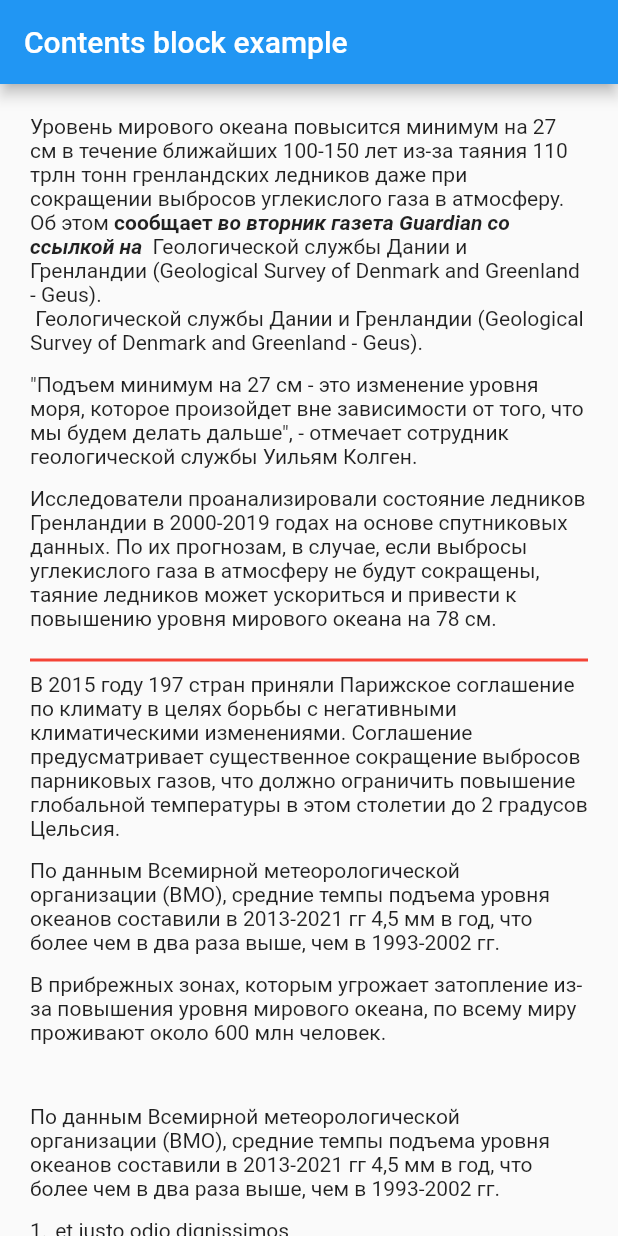
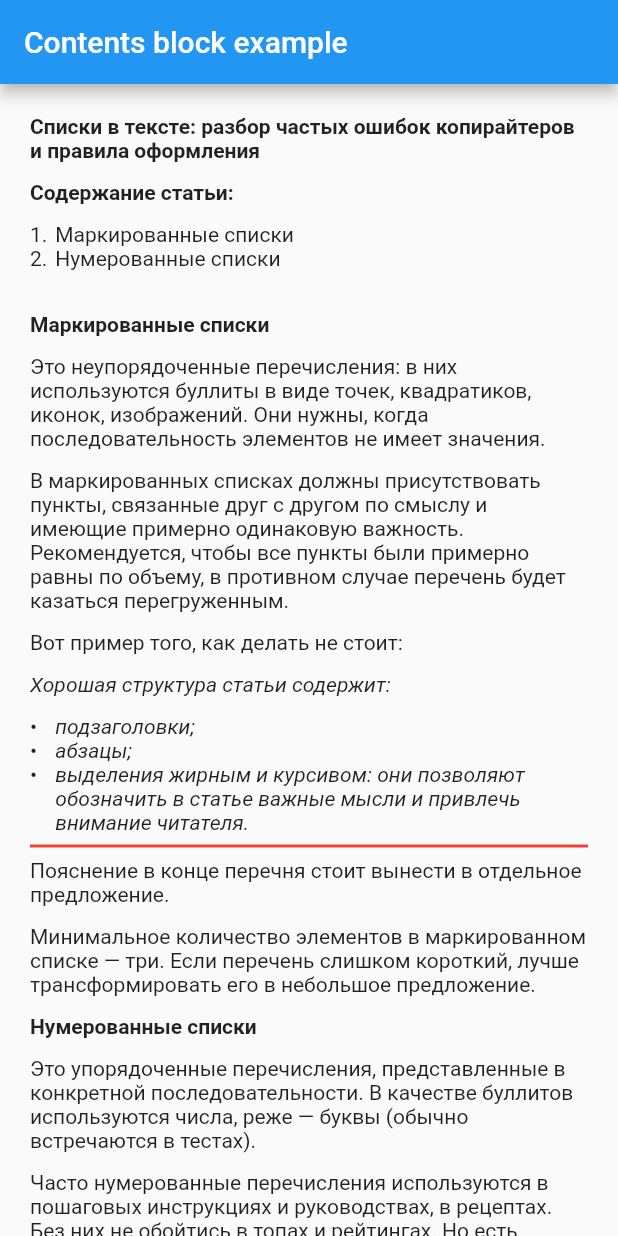
Before and after one commit to hoxa-k/flutter_content_block_parser, a Flutter app: the screen it shows after launch, on a phone screen of 412 x 824 dp. Run offline on Flutter 3.47's test engine with Material 2 defaults, Android fonts, the phone set to English and light mode, and no system bars; our stand-ins replace get_it.

Commit message:
change example

```diff
--- a/example/lib/init_ioc.dart
+++ b/example/lib/init_ioc.dart
@@ -11,50 +11,50 @@ import 'package:flutter/material.dart';
 import 'models/text.dart';
 
 void initContentBlockWidgets() {
-  WidgetCreatorVisitor.registerBlocWidget(
+  WidgetCreatorVisitor.registerBlockWidget(
     'default',
     (p0, p1) => DefaultWidget(p0),
   );
-  WidgetCreatorVisitor.registerBlocWidget(
+  WidgetCreatorVisitor.registerBlockWidget(
     'text',
     (p0, p1) => TextBlockWidget.generateTextBlock(
         TextBlock.fromContentBlock(p0 as ContentBlock)),
   );
-  WidgetCreatorVisitor.registerBlocWidget(
+  WidgetCreatorVisitor.registerBlockWidget(
     'hard_break',
     (p0, p1) => TextBlockWidget.generateHardBreak(p0),
   );
-  WidgetCreatorVisitor.registerBlocWidget(
+  WidgetCreatorVisitor.registerBlockWidget(
     'paragraph',
     (p0, p1) => ParagraphWidget(p0 as BlockContainer, children: p1 ?? []),
   );
-  WidgetCreatorVisitor.registerBlocWidget(
+  WidgetCreatorVisitor.registerBlockWidget(
     'ordered_list',
     (p0, p1) => ListWidget(p0 as BlockContainer, children: p1 ?? []),
   );
-  WidgetCreatorVisitor.registerBlocWidget(
+  WidgetCreatorVisitor.registerBlockWidget(
     'ordered_list / list_item',
     (p0, p1) => ListItemWidget.ordered(
       ListItemBlock.fromContentBlock(p0),
       children: p1 ?? [],
     ),
   );
-  WidgetCreatorVisitor.registerBlocWidget(
+  WidgetCreatorVisitor.registerBlockWidget(
     'list_item',
     (p0, p1) => ListItemWidget.unordered(
       ListItemBlock.fromContentBlock(p0),
       children: p1 ?? [],
     ),
   );
-  WidgetCreatorVisitor.registerBlocWidget(
+  WidgetCreatorVisitor.registerBlockWidget(
     'unordered_list',
     (p0, p1) => ListWidget(p0 as BlockContainer, children: p1 ?? []),
   );
-  WidgetCreatorVisitor.registerBlocWidget(
+  WidgetCreatorVisitor.registerBlockWidget(
     'main_container',
     (p0, p1) => DocumentWidget(p0 as BlockContainer, children: p1 ?? []),
   );
-  WidgetCreatorVisitor.registerBlocWidget(
+  WidgetCreatorVisitor.registerBlockWidget(
     'hr',
         (p0, p1) => const Divider(color: Colors.red, thickness: 2),
   );
--- a/example/lib/main.dart
+++ b/example/lib/main.dart
@@ -49,341 +49,312 @@ const jsonContentBlocks = {
   "id": "f67f866c-8ec9-4856-975d-149e67e4jkll",
   "items": [
     {
-      "id": "f67f866c-8ec9-4856-975d-149e67e406bf",
       "type": "paragraph",
-      "parameters": {},
+      "id": "68cf45a1-3da0-11ee-86bd-e13524611d7b",
       "items": [
         {
-          "id": "423f8b27-b405-49c7-acf1-a4237bcc53ef",
           "type": "text",
-          "parameters": {},
-          "text":
-              "Уровень мирового океана повысится минимум на 27 см в течение ближайших 100-150 лет из-за таяния 110 трлн тонн гренландских ледников даже при сокращении выбросов углекислого газа в атмосферу. Об этом "
-        },
-        {
-          "id": "0284c87e-950b-48a6-b14d-492e6879aec8",
-          "type": "text",
+          "text": "Списки в тексте: разбор частых ошибок копирайтеров и правила оформления",
+          "id": "68cf45a2-3da0-11ee-86bd-e13524611d7b",
           "parameters": {
-            "formattingStyles": ["b"],
-          },
-          "is_external": true,
-          "text": "сообщает",
-          "url":
-              "https://www.theguardian.com/environment/2022/aug/29/major-sea-level-rise-caused-by-melting-of-greenland-ice-cap-is-now-inevitable-27cm-climate"
-        },
-        {
-          "id": "46beed97-31ad-42d9-8771-9ff2bc464aa0",
-          "type": "text",
-          "parameters": {
-            "formattingStyles": ["i", "b"],
-          },
-          "text": " во вторник газета Guardian со ссылкой на "
-        },
-        {
-          "id": "b24e93d8-6eb7-4338-bbb9-4fda6741bada",
-          "type": "link",
-          "parameters": {},
-          "is_external": true,
-          "text": "исследование",
-          "url": "https://www.nature.com/articles/s41558-022-01441-2"
-        },
-        {
-          "id": "71fd6de8-fa1a-4e37-b736-e68d6d4bfd23",
-          "type": "text",
-          "parameters": {},
-          "text":
-              " Геологической службы Дании и Гренландии (Geological Survey of Denmark and Greenland - Geus)."
-        },
-        {
-          "id": "71fd6de8-fa1a-4e37-b736-e68d6d4bfd23",
-          "type": "hard_break",
-        },
-        {
-          "id": "71fd6de8-fa1a-4e37-b736-e68d6d4bfd23",
-          "type": "text",
-          "parameters": {},
-          "text":
-              " Геологической службы Дании и Гренландии (Geological Survey of Denmark and Greenland - Geus)."
+            "formatting_styles": ["b"]
+          }
         }
       ]
     },
     {
-      "id": "93abea61-0dad-4e6a-b2fe-6f4548ab9739",
       "type": "paragraph",
-      "parameters": {},
+      "id": "68cf45a1-3da0-11ee-86bd-e13524611d7b",
       "items": [
         {
-          "id": "9db3e69f-723b-4d41-9e16-1139b527c775",
           "type": "text",
-          "parameters": {},
-          "text":
-              "\"Подъем минимум на 27 см - это изменение уровня моря, которое произойдет вне зависимости от того, что мы будем делать дальше\", - отмечает сотрудник геологической службы Уильям Колген."
-        }
-      ]
-    },
-    {
-      "id": "3d483fa5-61fd-4469-9753-de1330804315",
-      "type": "paragraph",
-      "parameters": {},
-      "items": [
-        {
-          "id": "6175fb4e-948d-455c-9c69-561c98588b23",
-          "type": "text",
-          "parameters": {},
-          "text":
-              "Исследователи проанализировали состояние ледников Гренландии в 2000-2019 годах на основе спутниковых данных. По их прогнозам, в случае, если выбросы углекислого газа в атмосферу не будут сокращены, таяние ледников может ускориться и привести к повышению уровня мирового океана на 78 см."
-        }
-      ]
-    },
-    {
-      "id": "f67f866c-8ec9-4856-975d-149e6werwer",
-      "type": "hr",
-    },
-    {
-      "id": "14642140-c184-4f0e-9713-648bad508df9",
-      "type": "paragraph",
-      "parameters": {},
-      "items": [
-        {
-          "id": "167da30d-cf02-456a-be26-9b2c2c33e9d0",
-          "parameters": {},
-          "type": "text",
-          "text":
-              "В 2015 году 197 стран приняли Парижское соглашение по климату в целях борьбы с негативными климатическими изменениями. Соглашение предусматривает существенное сокращение выбросов парниковых газов, что должно ограничить повышение глобальной температуры в этом столетии до 2 градусов Цельсия."
-        }
-      ]
-    },
-    {
-      "id": "4b796346-08f1-4d2e-889c-d11786e62024",
-      "type": "paragraph",
-      "parameters": {},
-      "items": [
-        {
-          "id": "72093d5a-e8f0-4f64-9c4a-b5a1bccbeeda",
-          "type": "text",
-          "parameters": {},
-          "text":
-              "По данным Всемирной метеорологической организации (ВМО), средние темпы подъема уровня океанов составили в 2013-2021 гг 4,5 мм в год, что более чем в два раза выше, чем в 1993-2002 гг."
-        }
-      ]
-    },
-    {
-      "id": "1c355aa5-990c-4b7f-a024-1d7accd9a9d1",
-      "type": "paragraph",
-      "parameters": {},
-      "items": [
-        {
-          "id": "0d74fefc-d436-4a75-9ad6-548c119f1c29",
-          "type": "text",
-          "parameters": {},
-          "text":
-              "В прибрежных зонах, которым угрожает затопление из-за повышения уровня мирового океана, по всему миру проживают около 600 млн человек."
-        }
-      ]
-    },
-    {
-      "id": "d8e65870-0cbb-49ac-b83c-0f300e259ea0",
-      "type": "paragraph",
-      "parameters": {},
-      "items": [
-        {
-          "id": "1c68586a-bf24-4dff-a41c-1aae60e74958",
-          "type": "text",
-          "parameters": {},
-          "text": " "
-        }
-      ]
-    },
-    {
-      "id": "06fbc081-8276-42f4-b7c0-2e14c4c45cef",
-      "type": "paragraph",
-      "parameters": {},
-      "items": [
-        {
-          "id": "1fc37b72-4214-496a-bbdf-9d3e1dc26887",
-          "type": "text",
-          "parameters": {},
-          "text":
-              "По данным Всемирной метеорологической организации (ВМО), средние темпы подъема уровня океанов составили в 2013-2021 гг 4,5 мм в год, что более чем в два раза выше, чем в 1993-2002 гг."
+          "text": "Содержание статьи:",
+          "id": "68cf45a2-3da0-11ee-86bd-e13524611d7b",
+          "parameters": {
+            "formatting_styles": ["b"]
+          }
         }
       ]
     },
     {
       "type": "ordered_list",
-      "id": "b940ed53-c7ed-11ed-a122-f70e6478f434",
+      "id": "68cf45a3-3da0-11ee-86bd-e13524611d7b",
       "start": 1,
       "items": [
         {
           "type": "list_item",
-          "id": "b940ed54-c7ed-11ed-a122-f70e6478f434",
+          "id": "68cf45a4-3da0-11ee-86bd-e13524611d7b",
           "items": [
             {
               "type": "text",
-              "text": "et iusto odio dignissimos",
-              "id": "b940ed56-c7ed-11ed-a122-f70e6478f434"
+              "text": "Маркированные списки",
+              "id": "68cf45a6-3da0-11ee-86bd-e13524611d7b"
             }
           ]
         },
         {
           "type": "list_item",
-          "id": "b940ed57-c7ed-11ed-a122-f70e6478f434",
+          "id": "68cf45a7-3da0-11ee-86bd-e13524611d7b",
           "items": [
             {
               "type": "text",
-              "text": " ducimus ",
-              "id": "b940ed59-c7ed-11ed-a122-f70e6478f434"
+              "text": "Нумерованные списки",
+              "id": "68cf45a9-3da0-11ee-86bd-e13524611d7b"
+            }
+          ]
+        }
+      ]
+    },
+    {"type": "paragraph", "id": "68cf45aa-3da0-11ee-86bd-e13524611d7b", "items":<Map<String, dynamic>>[]},
+    {
+      "type": "paragraph",
+      "id": "68cf45ab-3da0-11ee-86bd-e13524611d7b",
+      "items": [
+        {
+          "type": "text",
+          "text": "Маркированные списки",
+          "id": "68cf45ac-3da0-11ee-86bd-e13524611d7b",
+          "parameters": {
+            "formatting_styles": ["b"]
+          }
+        }
+      ]
+    },
+    {
+      "type": "paragraph",
+      "id": "68cf45ad-3da0-11ee-86bd-e13524611d7b",
+      "items": [
+        {
+          "type": "text",
+          "text":
+              "Это неупорядоченные перечисления: в них используются буллиты в виде точек, квадратиков, иконок, изображений. Они нужны, когда последовательность элементов не имеет значения.",
+          "id": "68cf45ae-3da0-11ee-86bd-e13524611d7b"
+        }
+      ]
+    },
+    {
+      "type": "paragraph",
+      "id": "68cf45af-3da0-11ee-86bd-e13524611d7b",
+      "items": [
+        {
+          "type": "text",
+          "text":
+              "В маркированных списках должны присутствовать пункты, связанные друг с другом по смыслу и имеющие примерно одинаковую важность. Рекомендуется, чтобы все пункты были примерно равны по объему, в противном случае перечень будет казаться перегруженным.",
+          "id": "68cf45b0-3da0-11ee-86bd-e13524611d7b"
+        }
+      ]
+    },
+    {
+      "type": "paragraph",
+      "id": "68cf45b1-3da0-11ee-86bd-e13524611d7b",
+      "items": [
+        {
+          "type": "text",
+          "text": "Вот пример того, как делать не стоит:",
+          "id": "68cf45b2-3da0-11ee-86bd-e13524611d7b"
+        }
+      ]
+    },
+    {
+      "type": "paragraph",
+      "id": "68cf45b3-3da0-11ee-86bd-e13524611d7b",
+      "items": [
+        {
+          "type": "text",
+          "text": "Хорошая структура статьи содержит:",
+          "id": "68cf45b4-3da0-11ee-86bd-e13524611d7b",
+          "parameters": {
+            "formatting_styles": ["i"]
+          }
+        }
+      ]
+    },
+    {
+      "type": "unordered_list",
+      "id": "68cf45b5-3da0-11ee-86bd-e13524611d7b",
+      "items": [
+        {
+          "type": "list_item",
+          "id": "68cf45b6-3da0-11ee-86bd-e13524611d7b",
+          "items": [
+            {
+              "type": "text",
+              "text": "подзаголовки;",
+              "id": "68cf45b8-3da0-11ee-86bd-e13524611d7b",
+              "parameters": {
+                "formatting_styles": ["i"]
+              }
             }
           ]
         },
         {
           "type": "list_item",
-          "id": "b940ed5a-c7ed-11ed-a122-f70e6478f434",
+          "id": "68cf45b9-3da0-11ee-86bd-e13524611d7b",
           "items": [
             {
               "type": "text",
-              "text": "qui blanditiis",
-              "id": "b940ed5c-c7ed-11ed-a122-f70e6478f434"
+              "text": "абзацы;",
+              "id": "68cf45bb-3da0-11ee-86bd-e13524611d7b",
+              "parameters": {
+                "formatting_styles": ["i"]
+              }
             }
           ]
         },
         {
           "type": "list_item",
-          "id": "b940ed5d-c7ed-11ed-a122-f70e6478f434",
+          "id": "68cf45bc-3da0-11ee-86bd-e13524611d7b",
           "items": [
             {
               "type": "text",
-              "text": " praesentium",
-              "id": "b940ed5f-c7ed-11ed-a122-f70e6478f434"
+              "text":
+                  "выделения жирным и курсивом: они позволяют обозначить в статье важные мысли и привлечь внимание читателя.",
+              "id": "68cf45be-3da0-11ee-86bd-e13524611d7b",
+              "parameters": {
+                "formatting_styles": ["i"]
+              }
+            },
+          ]
+        }
+      ]
+    },
+    {"type": "hr", "id": "68cf45c0-3da0-11ee-86bd-e13524611d8b"},
+    {
+      "type": "paragraph",
+      "id": "68cf45c0-3da0-11ee-86bd-e13524611d7b",
+      "items": [
+        {
+          "type": "text",
+          "text":
+              "Пояснение в конце перечня стоит вынести в отдельное предложение.",
+          "id": "68cf45c1-3da0-11ee-86bd-e13524611d7b"
+        }
+      ]
+    },
+    {
+      "type": "paragraph",
+      "id": "68cf45c2-3da0-11ee-86bd-e13524611d7b",
+      "items": [
+        {
+          "type": "text",
+          "text":
+              "Минимальное количество элементов в маркированном списке — три. Если перечень слишком короткий, лучше трансформировать его в небольшое предложение.",
+          "id": "68cf45c3-3da0-11ee-86bd-e13524611d7b"
+        }
+      ]
+    },
+    {
+      "type": "paragraph",
+      "id": "68cf45c4-3da0-11ee-86bd-e13524611d7b",
+      "items": [
+        {
+          "type": "text",
+          "text": "Нумерованные списки",
+          "id": "68cf45c5-3da0-11ee-86bd-e13524611d7b",
+          "parameters": {
+            "formatting_styles": ["b"]
+          }
+        }
+      ]
+    },
+    {
+      "type": "paragraph",
+      "id": "68cf45c6-3da0-11ee-86bd-e13524611d7b",
+      "items": [
+        {
+          "type": "text",
+          "text":
+              "Это упорядоченные перечисления, представленные в конкретной последовательности. В качестве буллитов используются числа, реже — буквы (обычно встречаются в тестах).",
+          "id": "68cf45c7-3da0-11ee-86bd-e13524611d7b"
+        }
+      ]
+    },
+    {
+      "type": "paragraph",
+      "id": "68cf45c8-3da0-11ee-86bd-e13524611d7b",
+      "items": [
+        {
+          "type": "text",
+          "text":
+              "Часто нумерованные перечисления используются в пошаговых инструкциях и руководствах, в рецептах. Без них не обойтись в топах и рейтингах. Но есть ситуации, когда подходят только маркированные списки.",
+          "id": "68cf45c9-3da0-11ee-86bd-e13524611d7b"
+        }
+      ]
+    },
+    {
+      "type": "paragraph",
+      "id": "68cf45ca-3da0-11ee-86bd-e13524611d7b",
+      "items": [
+        {
+          "type": "text",
+          "text": "Пример того, как делать не стоит:",
+          "id": "68cf45cb-3da0-11ee-86bd-e13524611d7b"
+        }
+      ]
+    },
+    {
+      "type": "paragraph",
+      "id": "68cf45cc-3da0-11ee-86bd-e13524611d7b",
+      "items": [
+        {
+          "type": "text",
+          "text": "Для связи с нами вы можете:",
+          "id": "68cf45cd-3da0-11ee-86bd-e13524611d7b",
+          "parameters": {
+            "formatting_styles": ["i"]
+          }
+        }
+      ]
+    },
+    {
+      "type": "unordered_list",
+      "id": "68cf45ce-3da0-11ee-86bd-e13524611d7b",
+      "items": [
+        {
+          "type": "list_item",
+          "id": "68cf45cf-3da0-11ee-86bd-e13524611d7b",
+          "items": [
+            {
+              "type": "text",
+              "text": "Позвонить по телефону.",
+              "id": "68cf45d1-3da0-11ee-86bd-e13524611d7b",
+              "parameters": {
+                "formatting_styles": ["i"]
+              }
             }
           ]
         },
         {
           "type": "list_item",
-          "id": "b940ed60-c7ed-11ed-a122-f70e6478f434",
+          "id": "68cf45d2-3da0-11ee-86bd-e13524611d7b",
           "items": [
             {
               "type": "text",
-              "text": " voluptatum",
-              "id": "b940ed62-c7ed-11ed-a122-f70e6478f434"
+              "text":
+                  "Написать в мессенджере или в сообщения группы в соцсети.",
+              "id": "68cf45d4-3da0-11ee-86bd-e13524611d7b",
+              "parameters": {
+                "formatting_styles": ["i"]
+              }
             }
           ]
         },
         {
           "type": "list_item",
-          "id": "b940ed63-c7ed-11ed-a122-f70e6478f434",
+          "id": "68cf45d5-3da0-11ee-86bd-e13524611d7b",
           "items": [
             {
               "type": "text",
-              "text": " deleniti atque corrupti ",
-              "id": "b940ed65-c7ed-11ed-a122-f70e6478f434"
-            },
-            {"id": "b940ed66-c7ed-11ed-a122-f70e6478f434", "type": "hard_break"}
+              "text": "Прийти в офис компании лично.",
+              "id": "68cf45d7-3da0-11ee-86bd-e13524611d7b",
+              "parameters": {
+                "formatting_styles": ["i"]
+              }
+            }
           ]
         }
       ]
     },
-    {
-      "type": "unordered_list",
-      "id": "b940ed53-c7ed-11ed-a122-f70e6478f434",
-      "start": 1,
-      "items": [
-        {
-          "type": "list_item",
-          "id": "b940ed54-c7ed-11ed-a122-f70e6478f434",
-          "items": [
-            {
-              "type": "text",
-              "text": "et iusto odio dignissimos",
-              "id": "b940ed56-c7ed-11ed-a122-f70e6478f434"
-            }
-          ]
-        },
-        {
-          "type": "list_item",
-          "id": "b940ed57-c7ed-11ed-a122-f70e6478f434",
-          "items": [
-            {
-              "type": "text",
-              "text": " ducimus ",
-              "id": "b940ed59-c7ed-11ed-a122-f70e6478f434"
-            }
-          ]
-        },
-        {
-          "type": "list_item",
-          "id": "b940ed5a-c7ed-11ed-a122-f70e6478f434",
-          "items": [
-            {
-              "type": "text",
-              "text": "qui blanditiis",
-              "id": "b940ed5c-c7ed-11ed-a122-f70e6478f434"
-            }
-          ]
-        },
-        {
-          "type": "list_item",
-          "id": "b940ed5d-c7ed-11ed-a122-f70e6478f434",
-          "items": [
-            {
-              "type": "text",
-              "text": " praesentium",
-              "id": "b940ed5f-c7ed-11ed-a122-f70e6478f434"
-            }
-          ]
-        },
-        {
-          "type": "list_item",
-          "id": "b940ed60-c7ed-11ed-a122-f70e6478f434",
-          "items": [
-            {
-              "type": "text",
-              "text": " voluptatum",
-              "id": "b940ed62-c7ed-11ed-a122-f70e6478f434"
-            }
-          ]
-        },
-        {
-          "type": "list_item",
-          "id": "b940ed63-c7ed-11ed-a122-f70e6478f434",
-          "items": [
-            {
-              "type": "text",
-              "text": " deleniti atque corrupti ",
-              "id": "b940ed65-c7ed-11ed-a122-f70e6478f434"
-            },
-            {"id": "b940ed66-c7ed-11ed-a122-f70e6478f434", "type": "hard_break"}
-          ]
-        }
-      ]
-    },
-    {
-      "id": "073ed718-b6dc-4034-bbb7-dcc18db8afb3",
-      "type": "paragraph",
-      "parameters": {},
-      "items": [
-        {
-          "id": "bbcebfa4-78c5-4c5c-a68c-9746a3edb021",
-          "type": "text",
-          "parameters": {},
-          "text":
-              "В прибрежных зонах, которым угрожает затопление из-за повышения уровня мирового океана, по всему миру проживают около 600 млн человек."
-        }
-      ]
-    },
-    {
-      "id": "073ed718-b6dc-4034-bbb7-dcc18db8afb5",
-      "type": "paragraph",
-      "parameters": null,
-      "items": [
-        {
-          "id": "bbcebfa4-78c5-4c5c-a68c-9746a3edb05",
-          "type": "link",
-          "parameters": {},
-          "is_external": false,
-          "text": "А в конце будет ссылка на другую новость",
-          "url": "ru.tass.tassovec://news/randomId"
-        }
-      ]
-    }
+    {"type": "paragraph", "id": "68cf45aa-3da0-11ee-86bd-e13524611d7b", "items":<Map<String, dynamic>>[]},
   ]
 };
--- a/example/lib/models/text.dart
+++ b/example/lib/models/text.dart
@@ -12,7 +12,7 @@ class TextBlock extends IBlock {
       block.type,
       block.id,
       text: block.obj?['text'],
-      parameters: block.obj?['parameters']?['formattingStyles'],
+      parameters: block.obj?['parameters']?['formatting_styles'],
     );
   }
 }
--- a/lib/src/widget_creator_visitor.dart
+++ b/lib/src/widget_creator_visitor.dart
@@ -27,7 +27,7 @@ class WidgetCreatorVisitor implements Visitor {
   @override
   void visitElement(IBlock element) {
     _setFromParent(element, parent.last);
-    result.last.add(getBlocWidget(element, parent: parent.last));
+    result.last.add(getBlockWidget(element, parent: parent.last));
   }
 
   @override
@@ -37,7 +37,7 @@ class WidgetCreatorVisitor implements Visitor {
     _setFromParent(container, containerParent);
 
     result.removeLast();
-    result.last.add(getBlocWidget(
+    result.last.add(getBlockWidget(
       container,
       children: children,
       parent: containerParent
@@ -53,7 +53,7 @@ class WidgetCreatorVisitor implements Visitor {
     element.obj?['parentSize'] = parent.obj?['parentSize'];
   }
 
-  static void registerBlocWidget(
+  static void registerBlockWidget(
     String blockType,
     DiagnosticableTree Function(IBlock, List<dynamic>?) blocWidget,
   ) {
@@ -63,7 +63,7 @@ class WidgetCreatorVisitor implements Visitor {
     );
   }
 
-  static dynamic getBlocWidget(IBlock element,
+  static dynamic getBlockWidget(IBlock element,
       {List<dynamic>? children, IBlock? parent}) {
     final instanceNameWithParent =
         parent != null ? '${parent.type} / ${element.type}' : null;
@@ -77,6 +77,7 @@ class WidgetCreatorVisitor implements Visitor {
             ? element.type
             : 'default';
 
+    print('instanceName $instanceName $element $children');
     return IoC.get<DiagnosticableTree>(
       instanceName: instanceName,
       param1: element,
```
Also changed, not shown: 5 other files.
